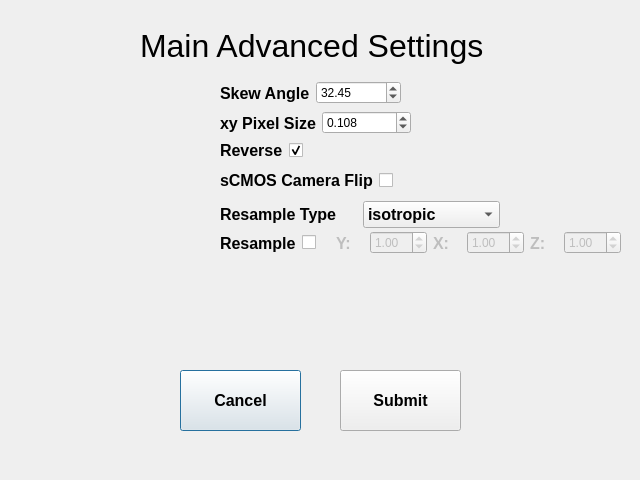
First picture: the form in mainadvanced.ui, repository abcucberkeley/PetaKit5D-GUI, before the edit.
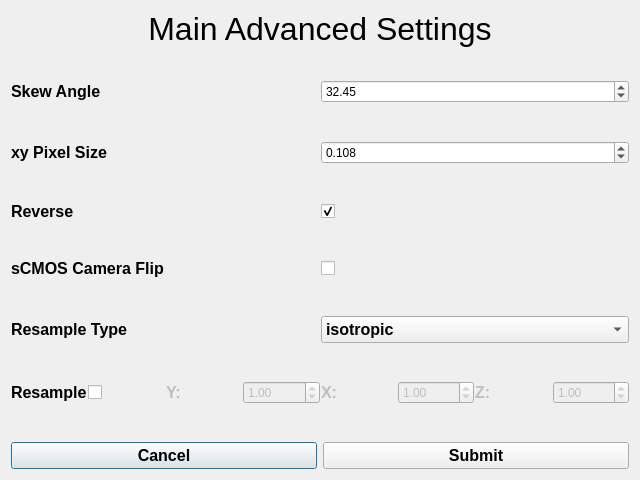
Second picture: the form after the edit.

Commit message: Main Advanced Settings is now dynamic

What changed in the file:
```diff
--- a/mainadvanced.ui
+++ b/mainadvanced.ui
@@ -13,55 +13,11 @@
   <property name="windowTitle">
    <string>Dialog</string>
   </property>
-  <widget class="QPushButton" name="cancelButton">
-   <property name="geometry">
-    <rect>
-     <x>180</x>
-     <y>370</y>
-     <width>121</width>
-     <height>61</height>
-    </rect>
-   </property>
-   <property name="font">
-    <font>
-     <pointsize>12</pointsize>
-     <weight>75</weight>
-     <bold>true</bold>
-    </font>
-   </property>
-   <property name="text">
-    <string>Cancel</string>
-   </property>
-  </widget>
-  <widget class="QPushButton" name="submitButton">
-   <property name="geometry">
-    <rect>
-     <x>340</x>
-     <y>370</y>
-     <width>121</width>
-     <height>61</height>
-    </rect>
-   </property>
-   <property name="font">
-    <font>
-     <pointsize>12</pointsize>
-     <weight>75</weight>
-     <bold>true</bold>
-    </font>
-   </property>
-   <property name="text">
-    <string>Submit</string>
-   </property>
-  </widget>
+  <layout class="QGridLayout" name="gridLayout" rowstretch="0,10,0">
+   <item row="0" column="0">
+    <layout class="QVBoxLayout" name="verticalLayout">
+     <item>
   <widget class="QLabel" name="mainAdvancedSettingsLabel">
-   <property name="geometry">
-    <rect>
-     <x>140</x>
-     <y>10</y>
-     <width>391</width>
-     <height>71</height>
-    </rect>
-   </property>
    <property name="font">
     <font>
      <pointsize>24</pointsize>
@@ -70,19 +26,22 @@
    <property name="text">
     <string>Main Advanced Settings</string>
    </property>
-  </widget>
-  <widget class="QWidget" name="layoutWidget_2">
-   <property name="geometry">
-    <rect>
-     <x>220</x>
-     <y>170</y>
-     <width>198</width>
-     <height>21</height>
-    </rect>
-   </property>
-   <layout class="QHBoxLayout" name="horizontalLayout_10">
+       <property name="alignment">
+        <set>Qt::AlignHCenter|Qt::AlignTop</set>
+       </property>
+      </widget>
+     </item>
+    </layout>
+   </item>
+   <item row="1" column="0">
+    <layout class="QVBoxLayout" name="verticalLayout_2">
+     <property name="spacing">
+      <number>1</number>
+     </property>
     <item>
-     <widget class="QLabel" name="sCMOSCameraFlipLabel">
+      <layout class="QHBoxLayout" name="horizontalLayout_5">
+       <item>
+        <widget class="QLabel" name="skewAngleLabel">
       <property name="font">
        <font>
         <pointsize>12</pointsize>
@@ -91,67 +50,42 @@
        </font>
       </property>
       <property name="text">
-       <string>sCMOS Camera Flip</string>
+          <string>Skew Angle</string>
       </property>
      </widget>
     </item>
     <item>
-     <widget class="QCheckBox" name="sCMOSCameraFlipCheckBox">
-      <property name="autoFillBackground">
-       <bool>false</bool>
-      </property>
-      <property name="text">
-       <string/>
-      </property>
+        <widget class="QDoubleSpinBox" name="skewAngleSpinBox">
+         <property name="toolTip">
+          <string>Degrees</string>
+         </property>
+         <property name="singleStep">
+          <double>0.010000000000000</double>
+         </property>
+         <property name="value">
+          <double>32.450000000000003</double>
+         </property>
      </widget>
     </item>
    </layout>
-  </widget>
-  <widget class="QWidget" name="layoutWidget_3">
-   <property name="geometry">
-    <rect>
-     <x>220</x>
-     <y>140</y>
-     <width>95</width>
-     <height>21</height>
-    </rect>
-   </property>
-   <layout class="QHBoxLayout" name="horizontalLayout_8">
-    <item>
-     <widget class="QLabel" name="reverseDataLabel">
-      <property name="font">
-       <font>
-        <pointsize>12</pointsize>
-        <weight>75</weight>
-        <bold>true</bold>
-       </font>
-      </property>
-      <property name="text">
-       <string>Reverse</string>
-      </property>
-     </widget>
     </item>
     <item>
-     <widget class="QCheckBox" name="reverseCheckBox">
-      <property name="text">
-       <string/>
-      </property>
-      <property name="checked">
-       <bool>true</bool>
-      </property>
-     </widget>
-    </item>
-   </layout>
-  </widget>
-  <widget class="QWidget" name="layoutWidget_4">
-   <property name="geometry">
-    <rect>
-     <x>220</x>
-     <y>110</y>
-     <width>191</width>
-     <height>26</height>
-    </rect>
-   </property>
+      <spacer name="verticalSpacer">
+       <property name="orientation">
+        <enum>Qt::Vertical</enum>
+       </property>
+       <property name="sizeType">
+        <enum>QSizePolicy::Preferred</enum>
+       </property>
+       <property name="sizeHint" stdset="0">
+        <size>
+         <width>20</width>
+         <height>10</height>
+        </size>
+       </property>
+      </spacer>
+     </item>
+     <item>
    <layout class="QHBoxLayout" name="horizontalLayout_7">
     <item>
      <widget class="QLabel" name="xyPixelSizeLabel">
@@ -190,19 +124,27 @@
      </widget>
     </item>
    </layout>
-  </widget>
-  <widget class="QWidget" name="layoutWidget_5">
-   <property name="geometry">
-    <rect>
-     <x>220</x>
-     <y>80</y>
-     <width>181</width>
-     <height>26</height>
-    </rect>
-   </property>
-   <layout class="QHBoxLayout" name="horizontalLayout_5">
+     </item>
+     <item>
+      <spacer name="verticalSpacer_2">
+       <property name="orientation">
+        <enum>Qt::Vertical</enum>
+       </property>
+       <property name="sizeType">
+        <enum>QSizePolicy::Preferred</enum>
+       </property>
+       <property name="sizeHint" stdset="0">
+        <size>
+         <width>20</width>
+         <height>10</height>
+        </size>
+       </property>
+      </spacer>
+     </item>
     <item>
-     <widget class="QLabel" name="skewAngleLabel">
+      <layout class="QHBoxLayout" name="horizontalLayout_8">
+       <item>
+        <widget class="QLabel" name="reverseDataLabel">
       <property name="font">
        <font>
         <pointsize>12</pointsize>
@@ -210,38 +152,84 @@
         <bold>true</bold>
        </font>
       </property>
-      <property name="toolTip">
-       <string>Degrees</string>
-      </property>
+         <property name="text">
+          <string>Reverse</string>
+         </property>
+        </widget>
+       </item>
+       <item>
+        <widget class="QCheckBox" name="reverseCheckBox">
       <property name="text">
-       <string>Skew Angle</string>
-      </property>
-     </widget>
-    </item>
+          <string/>
+         </property>
+         <property name="checked">
+          <bool>true</bool>
+         </property>
+        </widget>
+       </item>
+      </layout>
+     </item>
     <item>
-     <widget class="QDoubleSpinBox" name="skewAngleSpinBox">
-      <property name="toolTip">
-       <string>Degrees</string>
-      </property>
-      <property name="singleStep">
-       <double>0.010000000000000</double>
-      </property>
-      <property name="value">
-       <double>32.450000000000003</double>
-      </property>
-     </widget>
-    </item>
-   </layout>
-  </widget>
-  <widget class="QWidget" name="layoutWidget">
-   <property name="geometry">
-    <rect>
-     <x>220</x>
-     <y>200</y>
-     <width>280</width>
-     <height>29</height>
-    </rect>
-   </property>
+      <spacer name="verticalSpacer_3">
+       <property name="orientation">
+        <enum>Qt::Vertical</enum>
+       </property>
+       <property name="sizeType">
+        <enum>QSizePolicy::Preferred</enum>
+       </property>
+       <property name="sizeHint" stdset="0">
+        <size>
+         <width>20</width>
+         <height>10</height>
+        </size>
+       </property>
+      </spacer>
+     </item>
+     <item>
+      <layout class="QHBoxLayout" name="horizontalLayout_10">
+       <item>
+        <widget class="QLabel" name="sCMOSCameraFlipLabel">
+         <property name="font">
+          <font>
+           <pointsize>12</pointsize>
+           <weight>75</weight>
+           <bold>true</bold>
+          </font>
+         </property>
+         <property name="text">
+          <string>sCMOS Camera Flip</string>
+         </property>
+        </widget>
+       </item>
+       <item>
+        <widget class="QCheckBox" name="sCMOSCameraFlipCheckBox">
+         <property name="autoFillBackground">
+          <bool>false</bool>
+         </property>
+         <property name="text">
+          <string/>
+         </property>
+        </widget>
+       </item>
+      </layout>
+     </item>
+     <item>
+      <spacer name="verticalSpacer_4">
+       <property name="orientation">
+        <enum>Qt::Vertical</enum>
+       </property>
+       <property name="sizeType">
+        <enum>QSizePolicy::Preferred</enum>
+       </property>
+       <property name="sizeHint" stdset="0">
+        <size>
+         <width>20</width>
+         <height>10</height>
+        </size>
+       </property>
+      </spacer>
+     </item>
+     <item>
    <layout class="QHBoxLayout" name="horizontalLayout_6">
     <item>
      <widget class="QLabel" name="resampleTypeLabel">
@@ -285,16 +273,24 @@
      </widget>
     </item>
    </layout>
-  </widget>
-  <widget class="QWidget" name="layoutWidget_6">
-   <property name="geometry">
-    <rect>
-     <x>220</x>
-     <y>230</y>
-     <width>401</width>
-     <height>26</height>
-    </rect>
-   </property>
+     </item>
+     <item>
+      <spacer name="verticalSpacer_5">
+       <property name="orientation">
+        <enum>Qt::Vertical</enum>
+       </property>
+       <property name="sizeType">
+        <enum>QSizePolicy::Preferred</enum>
+       </property>
+       <property name="sizeHint" stdset="0">
+        <size>
+         <width>20</width>
+         <height>10</height>
+        </size>
+       </property>
+      </spacer>
+     </item>
+     <item>
    <layout class="QHBoxLayout" name="horizontalLayout_9">
     <item>
      <widget class="QLabel" name="resampleLabel">
@@ -402,7 +398,42 @@
      </widget>
     </item>
    </layout>
-  </widget>
+     </item>
+    </layout>
+   </item>
+   <item row="2" column="0">
+    <layout class="QHBoxLayout" name="horizontalLayout">
+     <item>
+      <widget class="QPushButton" name="cancelButton">
+       <property name="font">
+        <font>
+         <pointsize>12</pointsize>
+         <weight>75</weight>
+         <bold>true</bold>
+        </font>
+       </property>
+       <property name="text">
+        <string>Cancel</string>
+       </property>
+      </widget>
+     </item>
+     <item>
+      <widget class="QPushButton" name="submitButton">
+       <property name="font">
+        <font>
+         <pointsize>12</pointsize>
+         <weight>75</weight>
+         <bold>true</bold>
+        </font>
+       </property>
+       <property name="text">
+        <string>Submit</string>
+       </property>
+      </widget>
+     </item>
+    </layout>
+   </item>
+  </layout>
  </widget>
  <resources/>
  <connections/>
```
Left out of the diff: 3 changed lines with no effect on the pictures. Lines whose indentation alone changed are shown as unchanged.
